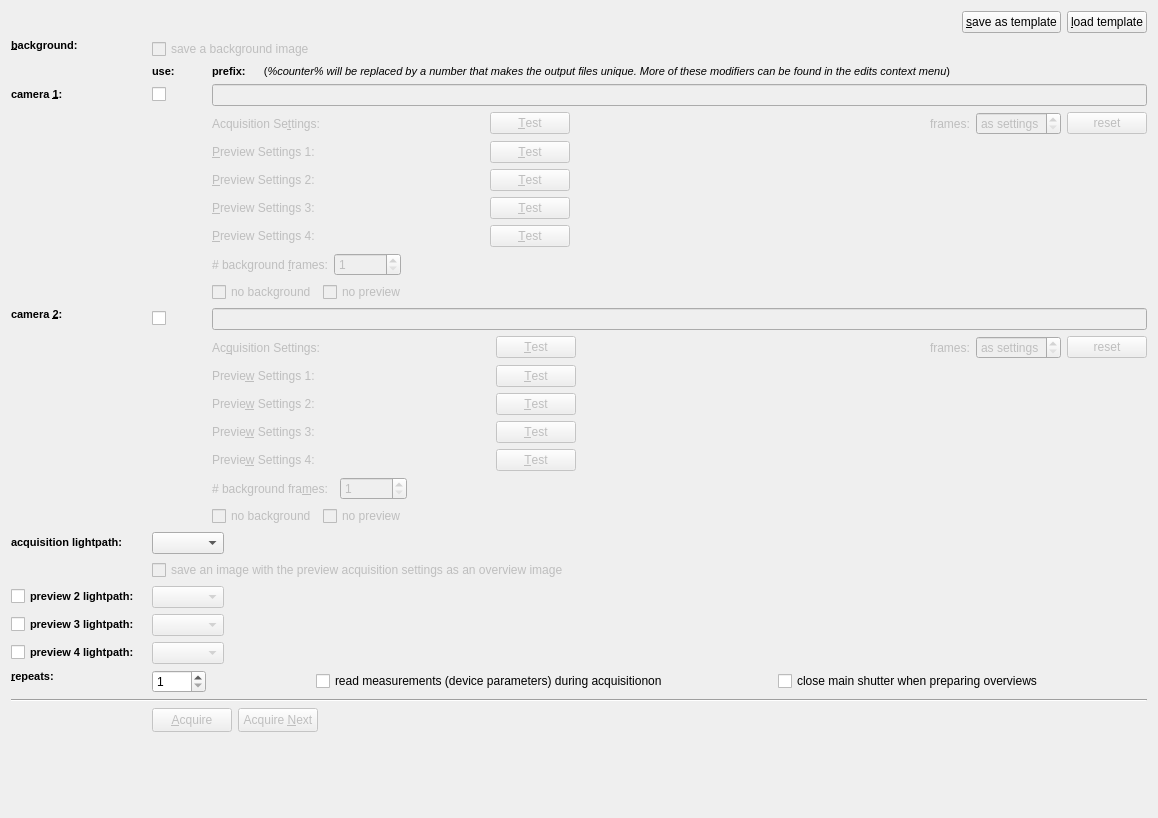
Old version of the form plugins/spimb040/qfespimb040acquisitionconfigwidget2.ui in the repository jkriege2/QuickFit3.
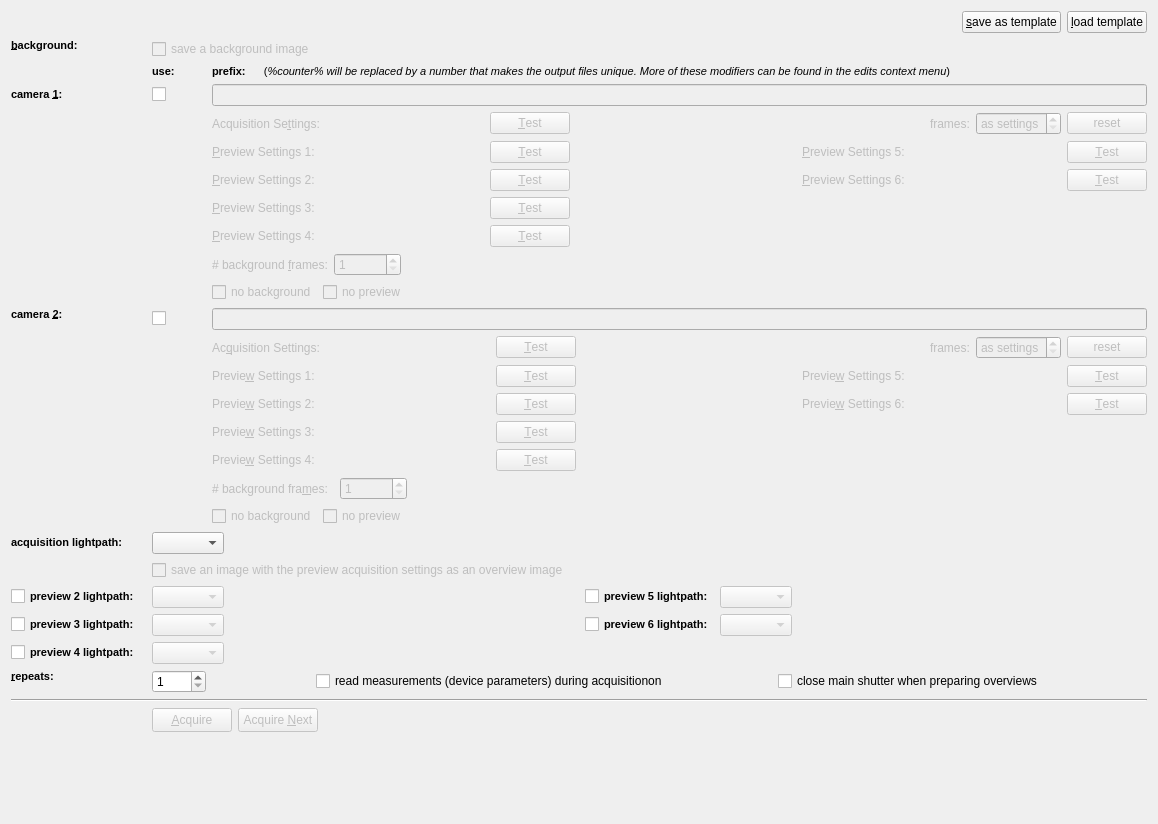
New version of the form. Icons and pictures are not drawn. Custom widgets are drawn as their Qt base class.

Commit message: QuickFit3/SPIMB040: added two additional preview configs to the acquisition tab

What changed in the file:
```diff
--- a/plugins/spimb040/qfespimb040acquisitionconfigwidget2.ui
+++ b/plugins/spimb040/qfespimb040acquisitionconfigwidget2.ui
@@ -7,7 +7,7 @@
     <x>0</x>
     <y>0</y>
     <width>1158</width>
-    <height>818</height>
+    <height>824</height>
    </rect>
   </property>
   <property name="windowTitle">
@@ -26,6 +26,43 @@
        </property>
       </widget>
      </item>
+     <item>
+      <spacer name="horizontalSpacer_25">
+       <property name="orientation">
+        <enum>Qt::Horizontal</enum>
+       </property>
+       <property name="sizeHint" stdset="0">
+        <size>
+         <width>40</width>
+         <height>20</height>
+        </size>
+       </property>
+      </spacer>
+     </item>
+     <item>
+      <widget class="QCheckBox" name="chkLightpathPreview6">
+       <property name="font">
+        <font>
+         <pointsize>8</pointsize>
+         <weight>75</weight>
+         <bold>true</bold>
+        </font>
+       </property>
+       <property name="text">
+        <string>preview 6 lightpath:</string>
+       </property>
+      </widget>
+     </item>
+     <item>
+      <widget class="QComboBox" name="cmbLightpathPreview6">
+       <property name="enabled">
+        <bool>false</bool>
+       </property>
+       <property name="sizeAdjustPolicy">
+        <enum>QComboBox::AdjustToContents</enum>
+       </property>
+      </widget>
+     </item>
      <item>
       <spacer name="horizontalSpacer_5">
        <property name="orientation">
@@ -149,6 +186,36 @@
           </property>
          </spacer>
         </item>
+        <item>
+         <widget class="QLabel" name="labPreview2_6">
+          <property name="text">
+           <string>Previe&amp;w Settings 6:</string>
+          </property>
+          <property name="buddy">
+           <cstring>cmbPreviewSettings2_1</cstring>
+          </property>
+         </widget>
+        </item>
+        <item>
+         <widget class="QFCameraConfigEditorWidget" name="cmbPreviewSettings2_6" native="true">
+          <property name="minimumSize">
+           <size>
+            <width>150</width>
+            <height>0</height>
+           </size>
+          </property>
+          <property name="focusPolicy">
+           <enum>Qt::TabFocus</enum>
+          </property>
+         </widget>
+        </item>
+        <item>
+         <widget class="QPushButton" name="btnAcq2TestPreview6">
+          <property name="text">
+           <string>&amp;Test</string>
+          </property>
+         </widget>
+        </item>
        </layout>
       </item>
       <item row="1" column="0">
@@ -296,6 +363,36 @@
           </property>
          </spacer>
         </item>
+        <item>
+         <widget class="QLabel" name="labPreview2_5">
+          <property name="text">
+           <string>Previe&amp;w Settings 5:</string>
+          </property>
+          <property name="buddy">
+           <cstring>cmbPreviewSettings2_1</cstring>
+          </property>
+         </widget>
+        </item>
+        <item>
+         <widget class="QFCameraConfigEditorWidget" name="cmbPreviewSettings2_5" native="true">
+          <property name="minimumSize">
+           <size>
+            <width>150</width>
+            <height>0</height>
+           </size>
+          </property>
+          <property name="focusPolicy">
+           <enum>Qt::TabFocus</enum>
+          </property>
+         </widget>
+        </item>
+        <item>
+         <widget class="QPushButton" name="btnAcq2TestPreview5">
+          <property name="text">
+           <string>&amp;Test</string>
+          </property>
+         </widget>
+        </item>
        </layout>
       </item>
       <item row="0" column="0">
@@ -857,6 +954,36 @@
           </property>
          </spacer>
         </item>
+        <item>
+         <widget class="QLabel" name="labPreview1_6">
+          <property name="text">
+           <string>&amp;Preview Settings 6:</string>
+          </property>
+          <property name="buddy">
+           <cstring>cmbPreviewSettings1_1</cstring>
+          </property>
+         </widget>
+        </item>
+        <item>
+         <widget class="QFCameraConfigEditorWidget" name="cmbPreviewSettings1_6" native="true">
+          <property name="minimumSize">
+           <size>
+            <width>150</width>
+            <height>0</height>
+           </size>
+          </property>
+          <property name="focusPolicy">
+           <enum>Qt::TabFocus</enum>
+          </property>
+         </widget>
+        </item>
+        <item>
+         <widget class="QPushButton" name="btnAcq1TestPreview6">
+          <property name="text">
+           <string>&amp;Test</string>
+          </property>
+         </widget>
+        </item>
        </layout>
       </item>
       <item row="2" column="0">
@@ -914,6 +1041,36 @@
           </property>
          </spacer>
         </item>
+        <item>
+         <widget class="QLabel" name="labPreview1_5">
+          <property name="text">
+           <string>&amp;Preview Settings 5:</string>
+          </property>
+          <property name="buddy">
+           <cstring>cmbPreviewSettings1_1</cstring>
+          </property>
+         </widget>
+        </item>
+        <item>
+         <widget class="QFCameraConfigEditorWidget" name="cmbPreviewSettings1_5" native="true">
+          <property name="minimumSize">
+           <size>
+            <width>150</width>
+            <height>0</height>
+           </size>
+          </property>
+          <property name="focusPolicy">
+           <enum>Qt::TabFocus</enum>
+          </property>
+         </widget>
+        </item>
+        <item>
+         <widget class="QPushButton" name="btnAcq1TestPreview5">
+          <property name="text">
+           <string>&amp;Test</string>
+          </property>
+         </widget>
+        </item>
        </layout>
       </item>
      </layout>
@@ -1259,6 +1416,43 @@
        </property>
       </widget>
      </item>
+     <item>
+      <spacer name="horizontalSpacer_24">
+       <property name="orientation">
+        <enum>Qt::Horizontal</enum>
+       </property>
+       <property name="sizeHint" stdset="0">
+        <size>
+         <width>40</width>
+         <height>20</height>
+        </size>
+       </property>
+      </spacer>
+     </item>
+     <item>
+      <widget class="QCheckBox" name="chkLightpathPreview5">
+       <property name="font">
+        <font>
+         <pointsize>8</pointsize>
+         <weight>75</weight>
+         <bold>true</bold>
+        </font>
+       </property>
+       <property name="text">
+        <string>preview 5 lightpath:</string>
+       </property>
+      </widget>
+     </item>
+     <item>
+      <widget class="QComboBox" name="cmbLightpathPreview5">
+       <property name="enabled">
+        <bool>false</bool>
+       </property>
+       <property name="sizeAdjustPolicy">
+        <enum>QComboBox::AdjustToContents</enum>
+       </property>
+      </widget>
+     </item>
      <item>
       <spacer name="horizontalSpacer_4">
        <property name="orientation">
```
Left out of the diff: 73 changed lines with no effect on the pictures. The commit also changes 3 other files.
